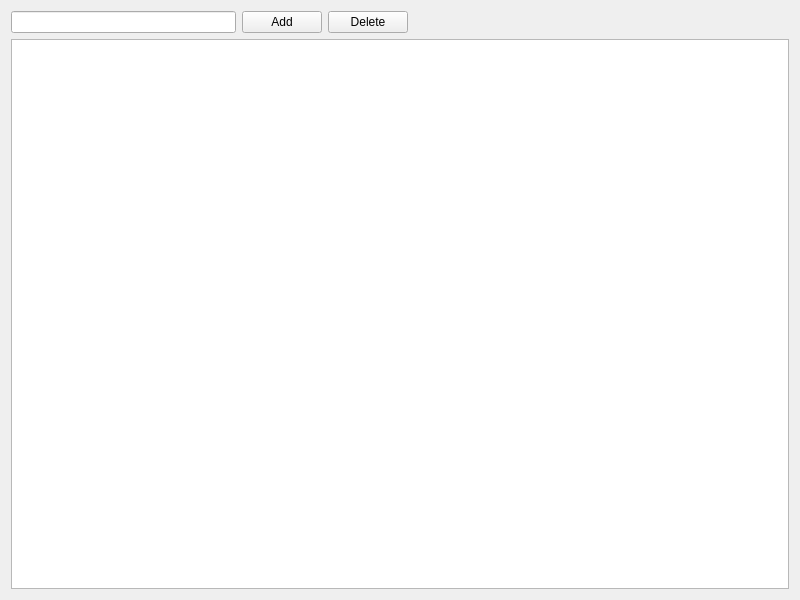
The window that mainwindowwidget.ui (inkgnt/CryptPass) describes before a commit, drawn with Qt 5.
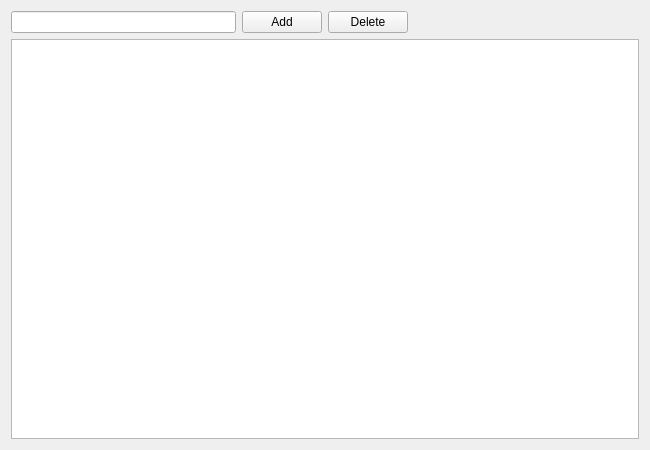
The same window after the commit.

Commit message: MainWindowWidget improved, changed UI from QTableView to QListWidget, added PasswordCardWidget which needs to provide more customizable and usable UI, added functional and form for adding profiles

Diff of the .ui file:
```diff
--- a/mainwindowwidget.ui
+++ b/mainwindowwidget.ui
@@ -6,19 +6,22 @@
    <rect>
     <x>0</x>
     <y>0</y>
-    <width>800</width>
-    <height>600</height>
+    <width>650</width>
+    <height>450</height>
    </rect>
   </property>
   <property name="minimumSize">
    <size>
-    <width>800</width>
-    <height>600</height>
+    <width>0</width>
+    <height>0</height>
    </size>
   </property>
   <property name="windowTitle">
    <string>Form</string>
   </property>
+  <property name="layoutDirection">
+   <enum>Qt::LayoutDirection::LeftToRight</enum>
+  </property>
   <layout class="QGridLayout" name="gridLayout">
    <item row="0" column="0">
     <widget class="QLineEdit" name="lineEdit">
@@ -71,7 +74,7 @@
     </spacer>
    </item>
    <item row="1" column="0" colspan="5">
-    <widget class="QTableView" name="tableView"/>
+    <widget class="QListWidget" name="listWidget"/>
    </item>
   </layout>
  </widget>
```
The commit also changes 15 other files.
